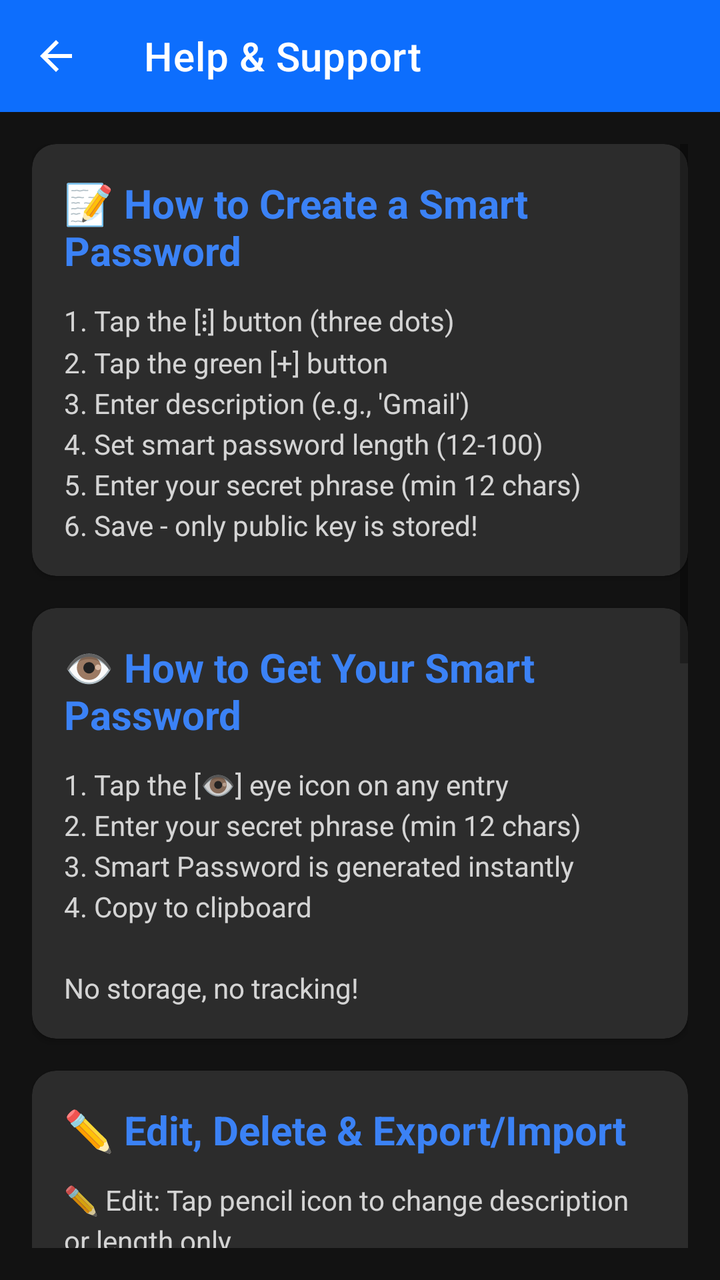
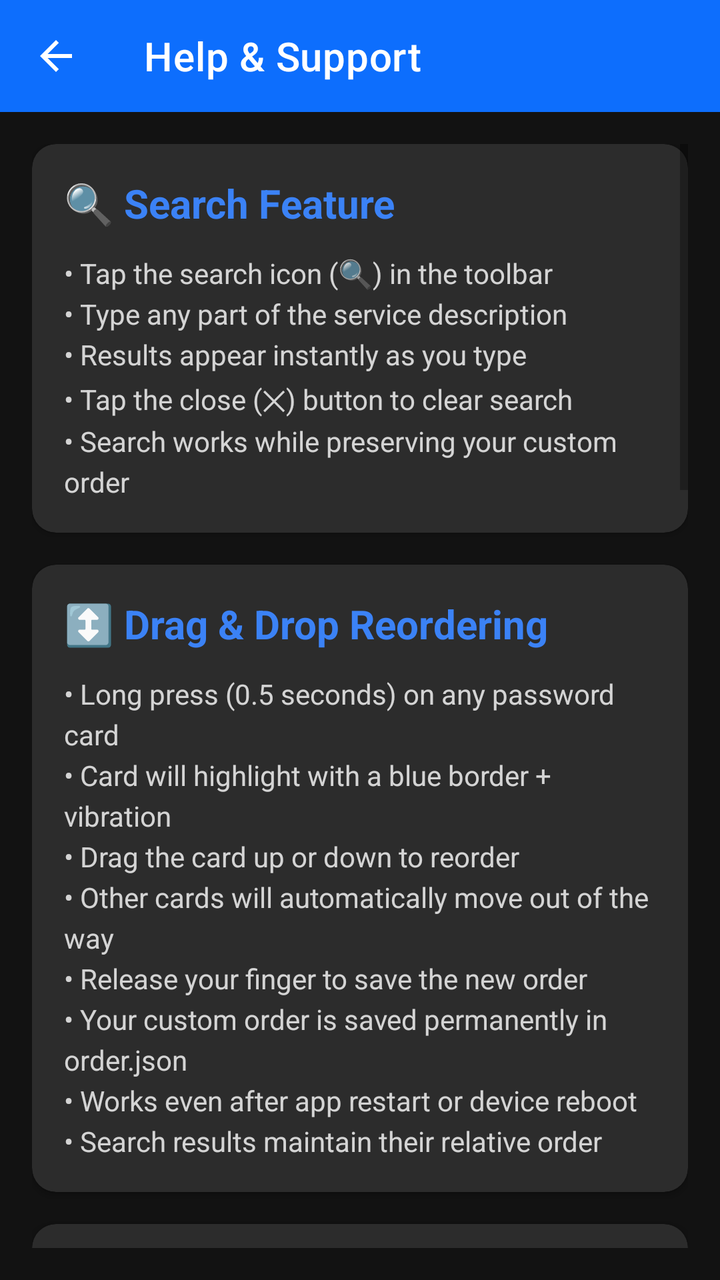

The first picture is an Android layout as it rendered before a commit; the second is the same layout after the commit. The layout source and the unified diff follow.
<!-- AndroidManifest.xml: application theme Theme.SmartPasswordManager -->
<!-- res/layout/activity_help.xml -->
<?xml version="1.0" encoding="utf-8"?>
<LinearLayout xmlns:android="http://schemas.android.com/apk/res/android"
    xmlns:app="http://schemas.android.com/apk/res-auto"
    android:layout_width="match_parent"
    android:layout_height="match_parent"
    android:orientation="vertical"
    android:background="@color/dark_background">

    <com.google.android.material.appbar.MaterialToolbar
        android:id="@+id/toolbar"
        android:layout_width="match_parent"
        android:layout_height="?attr/actionBarSize"
        android:background="@color/primary_blue"
        app:titleTextColor="@color/white"
        app:navigationIcon="@drawable/ic_arrow_back"
        app:title="Help &amp; Support" />

    <ScrollView
        android:layout_width="match_parent"
        android:layout_height="match_parent"
        android:padding="16dp">

        <LinearLayout
            android:layout_width="match_parent"
            android:layout_height="wrap_content"
            android:orientation="vertical">

            <com.google.android.material.card.MaterialCardView
                android:layout_width="match_parent"
                android:layout_height="wrap_content"
                android:layout_marginBottom="16dp"
                app:cardCornerRadius="12dp"
                app:cardElevation="2dp"
                app:cardBackgroundColor="@color/dark_card">

                <LinearLayout
                    android:layout_width="match_parent"
                    android:layout_height="wrap_content"
                    android:orientation="vertical"
                    android:padding="16dp">

                    <TextView
                        android:layout_width="match_parent"
                        android:layout_height="wrap_content"
                        android:text="📝 How to Create a Smart Password"
                        android:textSize="20sp"
                        android:textStyle="bold"
                        android:textColor="@color/primary_blue_light"
                        android:layout_marginBottom="12dp" />

                    <TextView
                        android:layout_width="match_parent"
                        android:layout_height="wrap_content"
                        android:text="1. Tap the [⋮] button (three dots)\n2. Tap the green [+] button\n3. Enter description (e.g., 'Gmail')\n4. Set smart password length (12-100)\n5. Enter your secret phrase (min 12 chars)\n6. Save - only public key is stored!"
                        android:textSize="14sp"
                        android:textColor="@color/white"
                        android:alpha="0.8"
                        android:lineSpacingExtra="4dp" />

                </LinearLayout>

            </com.google.android.material.card.MaterialCardView>

            <com.google.android.material.card.MaterialCardView
                android:layout_width="match_parent"
                android:layout_height="wrap_content"
                android:layout_marginBottom="16dp"
                app:cardCornerRadius="12dp"
                app:cardElevation="2dp"
                app:cardBackgroundColor="@color/dark_card">

                <LinearLayout
                    android:layout_width="match_parent"
                    android:layout_height="wrap_content"
                    android:orientation="vertical"
                    android:padding="16dp">

                    <TextView
                        android:layout_width="match_parent"
                        android:layout_height="wrap_content"
                        android:text="👁️ How to Get Your Smart Password"
                        android:textSize="20sp"
                        android:textStyle="bold"
                        android:textColor="@color/primary_blue_light"
                        android:layout_marginBottom="12dp" />

                    <TextView
                        android:layout_width="match_parent"
                        android:layout_height="wrap_content"
                        android:text="1. Tap the [👁️] eye icon on any entry\n2. Enter your secret phrase (min 12 chars)\n3. Smart Password is generated instantly\n4. Copy to clipboard\n\nNo storage, no tracking!"
                        android:textSize="14sp"
                        android:textColor="@color/white"
                        android:alpha="0.8"
                        android:lineSpacingExtra="4dp" />

                </LinearLayout>

            </com.google.android.material.card.MaterialCardView>

            <com.google.android.material.card.MaterialCardView
                android:layout_width="match_parent"
                android:layout_height="wrap_content"
                android:layout_marginBottom="16dp"
                app:cardCornerRadius="12dp"
                app:cardElevation="2dp"
                app:cardBackgroundColor="@color/dark_card">

                <LinearLayout
                    android:layout_width="match_parent"
                    android:layout_height="wrap_content"
                    android:orientation="vertical"
                    android:padding="16dp">

                    <TextView
                        android:layout_width="match_parent"
                        android:layout_height="wrap_content"
                        android:text="✏️ Edit, Delete &amp; Export/Import"
                        android:textSize="20sp"
                        android:textStyle="bold"
                        android:textColor="@color/primary_blue_light"
                        android:layout_marginBottom="12dp" />

                    <TextView
                        android:layout_width="match_parent"
                        android:layout_height="wrap_content"
                        android:text="✏️ Edit: Tap pencil icon to change description or length only\n   (Secret phrase cannot be changed!)\n\n🗑️ Delete: Tap trash icon to remove entry\n\n📤 Export/Import: Use the [⋮] menu to backup or restore your smart passwords"
                        android:textSize="14sp"
                        android:textColor="@color/white"
                        android:alpha="0.8"
                        android:lineSpacingExtra="4dp" />

                </LinearLayout>

            </com.google.android.material.card.MaterialCardView>

            <com.google.android.material.card.MaterialCardView
                android:layout_width="match_parent"
                android:layout_height="wrap_content"
                android:layout_marginBottom="16dp"
                app:cardCornerRadius="12dp"
                app:cardElevation="2dp"
                app:cardBackgroundColor="@color/dark_card">

                <LinearLayout
                    android:layout_width="match_parent"
                    android:layout_height="wrap_content"
                    android:orientation="vertical"
                    android:padding="16dp">

                    <TextView
                        android:layout_width="match_parent"
                        android:layout_height="wrap_content"
                        android:text="🔐 Important Security Info"
                        android:textSize="20sp"
                        android:textStyle="bold"
                        android:textColor="@color/primary_blue_light"
                        android:layout_marginBottom="12dp" />

                    <TextView
                        android:layout_width="match_parent"
                        android:layout_height="wrap_content"
                        android:text="✓ Secret phrases are NEVER stored\n✓ Smart Passwords are NEVER stored\n✓ Only public keys are saved\n✓ Smart Passwords are generated on the fly\n✓ You must remember your secret phrases!\n✓ Secret phrases must be at least 12 characters"
                        android:textSize="14sp"
                        android:textColor="@color/white"
                        android:alpha="0.8"
                        android:lineSpacingExtra="4dp" />

                </LinearLayout>

            </com.google.android.material.card.MaterialCardView>

            <com.google.android.material.card.MaterialCardView
                android:layout_width="match_parent"
                android:layout_height="wrap_content"
                android:layout_marginBottom="16dp"
                app:cardCornerRadius="12dp"
                app:cardElevation="2dp"
                app:cardBackgroundColor="@color/dark_card">

                <LinearLayout
                    android:layout_width="match_parent"
                    android:layout_height="wrap_content"
                    android:orientation="vertical"
                    android:padding="16dp">

                    <TextView
                        android:layout_width="match_parent"
                        android:layout_height="wrap_content"
                        android:text="💡 Pro Tips"
                        android:textSize="20sp"
                        android:textStyle="bold"
                        android:textColor="@color/primary_blue_light"
                        android:layout_marginBottom="12dp" />

                    <TextView
                        android:layout_width="match_parent"
                        android:layout_height="wrap_content"
                        android:text="• Use strong secret phrases (12+ chars)\n• Each service should have a UNIQUE secret phrase\n• Export your smart passwords regularly as backup\n• Keep your secret phrases safe - they cannot be recovered!\n• Same secret phrase + same length = same smart password everywhere"
                        android:textSize="14sp"
                        android:textColor="@color/white"
                        android:alpha="0.8"
                        android:lineSpacingExtra="4dp" />

                </LinearLayout>

            </com.google.android.material.card.MaterialCardView>

        </LinearLayout>

    </ScrollView>

</LinearLayout>
<!-- resources referenced by this layout -->
<resources>
  <color name="dark_background">#121212</color>
  <color name="dark_card">#2c2c2c</color>
  <color name="primary_blue">#0d6efd</color>
  <color name="primary_blue_light">#3b82f6</color>
  <color name="white">#ffffff</color>
  <!-- drawable ic_arrow_back (drawable) -->
  <vector xmlns:android="http://schemas.android.com/apk/res/android"
      android:width="24dp"
      android:height="24dp"
      android:viewportWidth="24"
      android:viewportHeight="24">
      <path
          android:fillColor="@android:color/white"
          android:pathData="M20,11H7.83l5.59,-5.59L12,4l-8,8 8,8 1.41,-1.41L7.83,13H20v-2z"/>
  </vector>
  <style name="Theme.SmartPasswordManager" parent="Theme.MaterialComponents.DayNight.NoActionBar">
          <item name="colorPrimary">@color/primary_blue</item>
          <item name="colorPrimaryVariant">@color/primary_blue_dark</item>
          <item name="colorOnPrimary">@color/white</item>
          <item name="colorSecondary">@color/primary_blue_light</item>
          <item name="colorOnSecondary">@color/white</item>
          <item name="android:colorBackground">@color/dark_background</item>
          <item name="colorSurface">@color/dark_surface</item>
          <item name="colorOnSurface">@color/white</item>
          <item name="materialAlertDialogTheme">@style/ThemeOverlay.MaterialComponents.MaterialAlertDialog</item>
      </style>
  <color name="primary_blue_dark">#0a58ca</color>
  <color name="dark_surface">#1e1e1e</color>
  <style name="ThemeOverlay.MaterialComponents.MaterialAlertDialog" parent="ThemeOverlay.MaterialComponents.MaterialAlertDialog">
          <item name="colorPrimary">@color/primary_blue</item>
          <item name="colorOnSurface">@color/white</item>
          <item name="colorSurface">@color/dark_surface</item>
      </style>
</resources>

<!-- the commit's change to res/layout/activity_help.xml (unified diff, before → after) -->
@@ -42,6 +42,78 @@
                     <TextView
                         android:layout_width="match_parent"
                         android:layout_height="wrap_content"
+                        android:text="🔍 Search Feature"
+                        android:textSize="20sp"
+                        android:textStyle="bold"
+                        android:textColor="@color/primary_blue_light"
+                        android:layout_marginBottom="12dp" />
+
+                    <TextView
+                        android:layout_width="match_parent"
+                        android:layout_height="wrap_content"
+                        android:text="• Tap the search icon (🔍) in the toolbar\n• Type any part of the service description\n• Results appear instantly as you type\n• Tap the close (✕) button to clear search\n• Search works while preserving your custom order"
+                        android:textSize="14sp"
+                        android:textColor="@color/white"
+                        android:alpha="0.8"
+                        android:lineSpacingExtra="4dp" />
+
+                </LinearLayout>
+
+            </com.google.android.material.card.MaterialCardView>
+
+            <com.google.android.material.card.MaterialCardView
+                android:layout_width="match_parent"
+                android:layout_height="wrap_content"
+                android:layout_marginBottom="16dp"
+                app:cardCornerRadius="12dp"
+                app:cardElevation="2dp"
+                app:cardBackgroundColor="@color/dark_card">
+
+                <LinearLayout
+                    android:layout_width="match_parent"
+                    android:layout_height="wrap_content"
+                    android:orientation="vertical"
+                    android:padding="16dp">
+
+                    <TextView
+                        android:layout_width="match_parent"
+                        android:layout_height="wrap_content"
+                        android:text="↕️ Drag &amp; Drop Reordering"
+                        android:textSize="20sp"
+                        android:textStyle="bold"
+                        android:textColor="@color/primary_blue_light"
+                        android:layout_marginBottom="12dp" />
+
+                    <TextView
+                        android:layout_width="match_parent"
+                        android:layout_height="wrap_content"
+                        android:text="• Long press (0.5 seconds) on any password card\n• Card will highlight with a blue border + vibration\n• Drag the card up or down to reorder\n• Other cards will automatically move out of the way\n• Release your finger to save the new order\n• Your custom order is saved permanently in order.json\n• Works even after app restart or device reboot\n• Search results maintain their relative order"
+                        android:textSize="14sp"
+                        android:textColor="@color/white"
+                        android:alpha="0.8"
+                        android:lineSpacingExtra="4dp" />
+
+                </LinearLayout>
+
+            </com.google.android.material.card.MaterialCardView>
+
+            <com.google.android.material.card.MaterialCardView
+                android:layout_width="match_parent"
+                android:layout_height="wrap_content"
+                android:layout_marginBottom="16dp"
+                app:cardCornerRadius="12dp"
+                app:cardElevation="2dp"
+                app:cardBackgroundColor="@color/dark_card">
+
+                <LinearLayout
+                    android:layout_width="match_parent"
+                    android:layout_height="wrap_content"
+                    android:orientation="vertical"
+                    android:padding="16dp">
+
+                    <TextView
+                        android:layout_width="match_parent"
+                        android:layout_height="wrap_content"
                         android:text="📝 How to Create a Smart Password"
                         android:textSize="20sp"
                         android:textStyle="bold"
@@ -195,7 +267,7 @@
                     <TextView
                         android:layout_width="match_parent"
                         android:layout_height="wrap_content"
-                        android:text="• Use strong secret phrases (12+ chars)\n• Each service should have a UNIQUE secret phrase\n• Export your smart passwords regularly as backup\n• Keep your secret phrases safe - they cannot be recovered!\n• Same secret phrase + same length = same smart password everywhere"
+                        android:text="• Use strong secret phrases (12+ chars)\n• Each service should have a UNIQUE secret phrase\n• Export your smart passwords regularly as backup\n• Keep your secret phrases safe - they cannot be recovered!\n• Same secret phrase + same length = same smart password everywhere\n• Long press and drag to reorder your password list\n• Use search to quickly find passwords in large lists"
                         android:textSize="14sp"
                         android:textColor="@color/white"
                         android:alpha="0.8"
